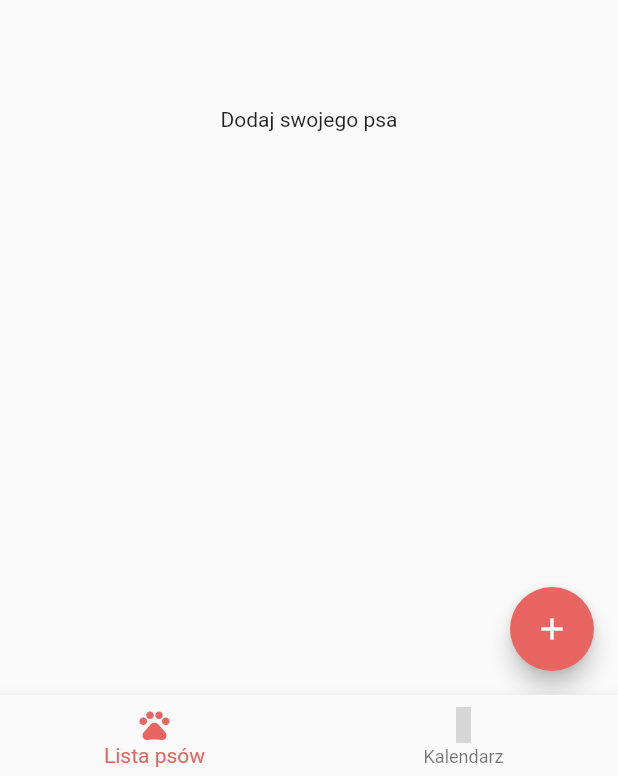
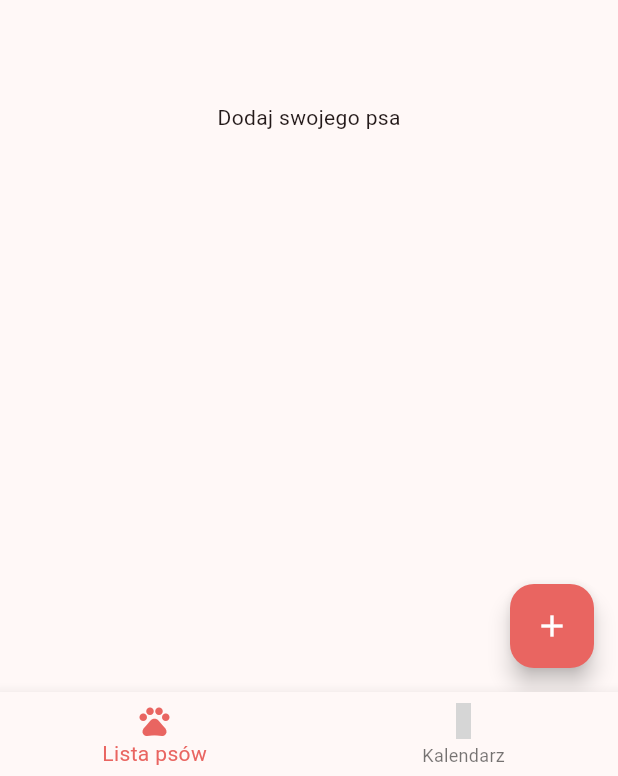
Before and after one commit to Sekru/my_dog, a Flutter app: the screen it shows after launch, on a phone screen of 412 x 824 dp. Shown: the part 457-1233 px from the top of the screen. Run offline on Flutter 3.47's test engine with Material 2 defaults, Android fonts, the phone set to English and light mode, and no system bars; our stand-ins replace image_picker, material_design_icons_flutter, sqflite; accounts and stored records are empty; grey boxes are pictures that could not be loaded.

Commit message:
Add files via upload

```diff
--- a/lib/data/dog_model.dart
+++ b/lib/data/dog_model.dart
@@ -1,10 +1,10 @@
 class DogModel {
-  int id;
-  String image;
-  String name;
-  String city;
-  String sex;
-  DateTime date;
+  int? id;
+  String? image;
+  String? name;
+  String? city;
+  String? sex;
+  DateTime? date;
 
   DogModel.fromMap(dynamic obj) {
     id = obj['id'];
--- a/lib/data/pet_food_model.dart
+++ b/lib/data/pet_food_model.dart
@@ -1,10 +1,10 @@
 class PetFoodModel {
-  int id;
-  int dogId;
-  String name;
-  int max;
-  int daily;
-  DateTime startDate;
+  int? id;
+  int? dogId;
+  String? name;
+  int? max;
+  int? daily;
+  DateTime? startDate;
 
   PetFoodModel.fromMap(dynamic obj) {
     id = obj['id'];
--- a/lib/main.dart
+++ b/lib/main.dart
@@ -11,7 +11,7 @@ void main() {
 }
 
 class App extends StatefulWidget {
-  const App();
+  const App({super.key});
 
   @override
   _AppState createState() => _AppState();
@@ -21,17 +21,9 @@ class _AppState extends State<App> {
   @override
   Widget build(BuildContext context) {
     return MaterialApp(
-      theme: ThemeData(
-        primaryColor: Color.fromRGBO(233, 101, 97, 1),
-        buttonColor: Color.fromRGBO(233, 101, 97, 0.8),
-        elevatedButtonTheme: ElevatedButtonThemeData(
-          style: ElevatedButton.styleFrom(
-            primary: Color.fromRGBO(233, 101, 97, 0.8),
-            shape: RoundedRectangleBorder(
-              borderRadius: BorderRadius.circular(8),
-            ),
-          ),
-        ),
+      theme: ThemeData.from(
+        colorScheme: ColorScheme.fromSeed(seedColor: Color.fromRGBO(233, 101, 97, 1)),
+        useMaterial3: true,
       ),
       routes: {
         '/calendar': (context) => CalendarScreen(),
--- a/lib/presentation/screen/calendar.dart
+++ b/lib/presentation/screen/calendar.dart
@@ -1,7 +1,7 @@
 import 'package:flutter/material.dart';
 
 class CalendarScreen extends StatelessWidget {
-  const CalendarScreen();
+  const CalendarScreen({super.key});
 
   @override
   Widget build(BuildContext context) {
--- a/lib/presentation/screen/dog_list.dart
+++ b/lib/presentation/screen/dog_list.dart
@@ -7,14 +7,14 @@ import 'package:my_dog/data/dog_model.dart';
 import 'package:my_dog/shared/utility.dart';
 
 class DogListScreen extends StatefulWidget {
-  const DogListScreen();
+  const DogListScreen({super.key});
 
   @override
   _DogListScreenState createState() => _DogListScreenState();
 }
 
 class _DogListScreenState extends State<DogListScreen> {
-  DatabaseHelper database;
+  DatabaseHelper? database;
   List<DogModel> dogs = [];
 
   @override
@@ -56,7 +56,7 @@ class _DogListScreenState extends State<DogListScreen> {
                               child: ClipRRect(
                                   borderRadius: BorderRadius.circular(10.0),
                                   child: Image.file(
-                                    File(dog.image),
+                                    File(dog.image!),
                                     fit: BoxFit.cover,
                                   ))),
                           Expanded(
@@ -66,13 +66,13 @@ class _DogListScreenState extends State<DogListScreen> {
                               child: Column(
                                 crossAxisAlignment: CrossAxisAlignment.start,
                                 children: [
-                                  buildTextRow(dog.name, MdiIcons.dog),
+                                  buildTextRow(dog.name!, MdiIcons.dog),
                                   buildTextRow(
-                                      dog.sex, MdiIcons.genderMaleFemale),
+                                      dog.sex!, MdiIcons.genderMaleFemale),
                                   buildTextRow(
                                       Utility.calculateYear(dog.date),
                                       MdiIcons.cake),
-                                  buildTextRow(dog.city, Icons.location_on)
+                                  buildTextRow(dog.city!, Icons.location_on)
                                 ],
                               ),
                             ),
--- a/lib/presentation/screen/navigation.dart
+++ b/lib/presentation/screen/navigation.dart
@@ -4,7 +4,7 @@ import 'package:my_dog/presentation/screen/calendar.dart';
 import 'package:my_dog/presentation/screen/dog_list.dart';
 
 class NavigationScreen extends StatefulWidget {
-  const NavigationScreen();
+  const NavigationScreen({super.key});
 
   @override
   NavigationPage createState() => NavigationPage();
--- a/lib/shared/utility.dart
+++ b/lib/shared/utility.dart
@@ -1,6 +1,6 @@
 class Utility {
-  static calculateYear(DateTime date) {
-    Duration parse = DateTime.now().difference(date).abs();
+  static calculateYear(DateTime? date) {
+    Duration parse = DateTime.now().difference(date!).abs();
     return "${parse.inDays~/360} lat ${((parse.inDays%360)~/30)} miesięcy";
   }
 }
```
Also changed, not shown: analysis_options.yaml (added, +29 -0 lines), lib/data/database_helper.dart (+7 -7 lines), lib/presentation/screen/dog_dashboard.dart (+31 -22 lines), lib/presentation/screen/dog_profile.dart (+16 -15 lines), lib/presentation/screen/pet_food.dart (+10 -10 lines), pubspec.yaml (+30 -13 lines), pubspec.lock, 27 other files.
